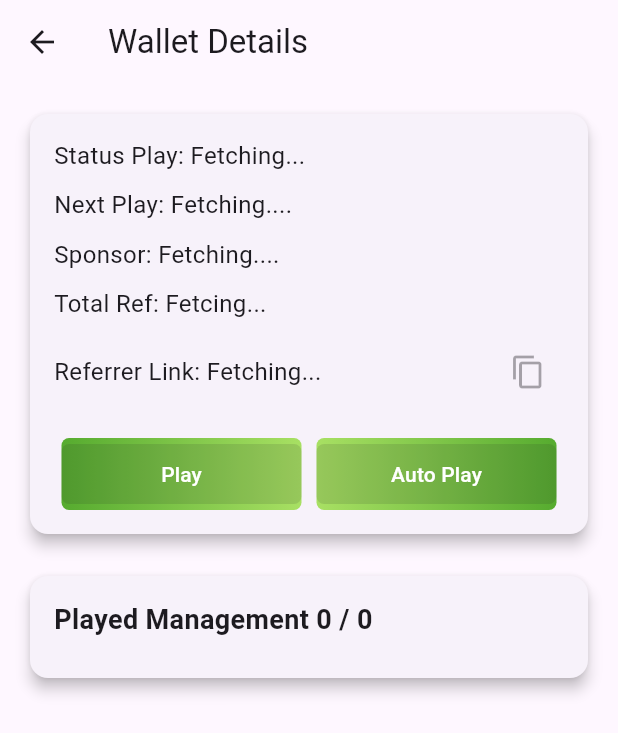
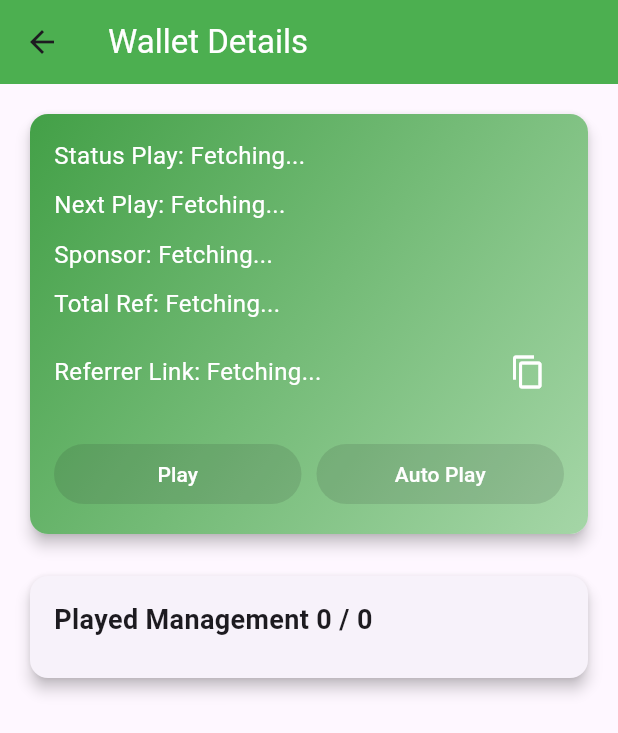
Before and after one commit to mryeu/cryptowallet, a Flutter app: the WalletDetailsPage screen opened directly with empty values, on a phone screen of 412 x 824 dp. Shown: the top 733 px of the screen. Run offline on Flutter 3.47's test engine with Material 3 defaults, Android fonts, the phone set to English and light mode, and no system bars; our stand-ins replace convex_bottom_bar, equatable, flutter_bloc, flutter_carousel_widget, flutter_dotenv, flutter_svg and 4 more; missing offline and left inert: bip32, bip39, dart:ffi, encrypt, pointycastle, web3dart; accounts and stored records are empty.

Commit message:
Initial commit

```diff
--- a/lib/WalletDetailsPage.dart
+++ b/lib/WalletDetailsPage.dart
@@ -203,6 +203,18 @@ class _WalletDetailsState extends State<WalletDetailsPage> {
         );
     }
   }
+  String _shortenReferrerLink(String? link) {
+    if (link == null || link.length < 10) {
+      return link ?? 'N/A';
+    }
+    return '${link.substring(0, 10)}...';
+  }
+  String _shortenAddress(String? address) {
+    if (address == null || address.length < 10) {
+      return address ?? 'N/A';
+    }
+    return '${address.substring(0, 5)}...${address.substring(address.length - 5)}';
+  }
 
   Future<void> _copyToClipboard(String? text) async {
     if (text != null && text.isNotEmpty) {
@@ -217,8 +229,13 @@ class _WalletDetailsState extends State<WalletDetailsPage> {
   Widget build(BuildContext context) {
     return Scaffold(
       appBar: AppBar(
-        title: const Text('Wallet Details'),
+        title: const Text(
+          'Wallet Details',
+          style: TextStyle(color: Colors.white),
         ),
+        backgroundColor: Colors.green,
+      ),
+
       body: Padding(
         padding: const EdgeInsets.all(16.0),
         child: ListView(
@@ -229,59 +246,87 @@ class _WalletDetailsState extends State<WalletDetailsPage> {
               shape: RoundedRectangleBorder(
                 borderRadius: BorderRadius.circular(12.0),
               ),
+              // Sử dụng Stack để chèn gradient background cho Card
+              child: Container(
+                decoration: BoxDecoration(
+                  gradient: LinearGradient(
+                    colors: [Colors.green[600]!, Colors.green[200]!],
+                    begin: Alignment.topLeft,
+                    end: Alignment.bottomRight,
+                  ),
+                  borderRadius: const BorderRadius.all(Radius.circular(12.0)), // Bo góc cho toàn bộ container
+                ),
                 child: Padding(
                   padding: const EdgeInsets.all(16.0),
                   child: Column(
                     crossAxisAlignment: CrossAxisAlignment.start,
                     children: [
-                    Text('Status Play: ${ isLoading ? 'Fetching...' :  wallet['isMember'] ? ( wallet['can_play'] ? 'Play' : 'Played') : "Can't Play"}', style: const TextStyle(fontSize: 16)),
+                      // Hiển thị trạng thái chơi
+                      Text(
+                        'Status Play: ${isLoading ? 'Fetching...' : wallet['isMember'] ? (wallet['can_play'] ? 'Play' : 'Played') : "Can't Play"}',
+                        style: const TextStyle(fontSize: 16, color: Colors.white),
+                      ),
                       const SizedBox(height: 10),
-                    Text('Next Play: ${ isLoading ? 'Fetching....' : wallet['next_play_time'] ?? 'N/A'}', style: const TextStyle(fontSize: 16)),
+
+                      // Hiển thị thời gian chơi tiếp theo
+                      Text(
+                        'Next Play: ${isLoading ? 'Fetching...' : wallet['next_play_time'] ?? 'N/A'}',
+                        style: const TextStyle(fontSize: 16, color: Colors.white),
+                      ),
                       const SizedBox(height: 10),
-                    Text('Sponsor: ${isLoading ? 'Fetching....' : wallet['sponsor'] ?? 'N/A'}', style: const TextStyle(fontSize: 16)),
+
+                      // Hiển thị sponsor với địa chỉ rút gọn
+                      Text(
+                        'Sponsor: ${isLoading ? 'Fetching...' : _shortenAddress(wallet['sponsor']) ?? 'N/A'}',
+                        style: const TextStyle(fontSize: 16, color: Colors.white),
+                      ),
                       const SizedBox(height: 10),
-                    Text('Total Ref: ${isLoading ? 'Fetcing...' : wallet['total_ref'] ?? 0}', style: const TextStyle(fontSize: 16)),
+
+                      // Hiển thị số lượng total ref
+                      Text(
+                        'Total Ref: ${isLoading ? 'Fetching...' : wallet['total_ref'] ?? 0}',
+                        style: const TextStyle(fontSize: 16, color: Colors.white),
+                      ),
                       const SizedBox(height: 10),
+
+                      // Hiển thị link rút gọn
                       Row(
                         children: [
                           Expanded(
-                          child: Text('Referrer Link: ${ isLoading ? 'Fetching...' : wallet['referrer_link'] ?? 'N/A'}', style: const TextStyle(fontSize: 16)),
+                            // Rút gọn referrer link 10 ký tự đầu tiên
+                            child: Text(
+                              'Referrer Link: ${isLoading ? 'Fetching...' : _shortenReferrerLink(wallet['referrer_link']) ?? 'N/A'}',
+                              style: const TextStyle(fontSize: 16, color: Colors.white),
+                            ),
                           ),
                           IconButton(
-                          icon: const Icon(Icons.copy),
-                          onPressed: wallet['is_member'] == true ?  () {
-                            // Copy referrer link to clipboard
+                            icon: const Icon(Icons.copy, color: Colors.white),
+                            onPressed: wallet['is_member'] == true
+                                ? () {
                               _copyToClipboard(wallet['referrer_link']);
-                          } : null,
+                            }
+                                : null,
                           ),
                         ],
                       ),
                       const SizedBox(height: 20),
+
+                      // Nút Play và Auto Play
                       Row(
                         mainAxisAlignment: MainAxisAlignment.spaceBetween,
                         children: [
                           // Button 1: Play/WaitPlay
                           Expanded(
                             child: Container(
-                            margin: const EdgeInsets.symmetric(horizontal: 5),
-                            decoration: BoxDecoration(
-                              gradient: const LinearGradient(
-                                colors: [Color(0xFF56AB2F),Color(0xFFA8E063) ], // Light green to dark green gradient
-                              ),
-                              borderRadius: BorderRadius.circular(5),
-                            ),
                               child: ElevatedButton(
-                                onPressed: !isLoading &&  wallet['can_play'] == true
+                                onPressed: !isLoading && wallet['can_play'] == true
                                     ? () {
                                   _onPlay();
                                 }
                                     : null,
                                 style: ElevatedButton.styleFrom(
-                                backgroundColor: Colors.transparent,
-                                shadowColor: Colors.transparent,
-                                shape: RoundedRectangleBorder(
-                                  borderRadius: BorderRadius.circular(5),
-                                ),
+                                  foregroundColor: Colors.white,
+                                  backgroundColor: Colors.green,
                                 ),
                                 child: Text(
                                   wallet['is_playing'] == true ? 'WaitPlay' : 'Play',
@@ -290,28 +335,20 @@ class _WalletDetailsState extends State<WalletDetailsPage> {
                               ),
                             ),
                           ),
-
+                          SizedBox(width: 10,),
                           // Button 2: Auto Play
                           Expanded(
                             child: Container(
-                            margin: const EdgeInsets.symmetric(horizontal: 5),
-                            decoration: BoxDecoration(
-                              gradient: const LinearGradient(
-                                colors: [Color(0xFFA8E063), Color(0xFF56AB2F)], // Light green to dark green gradient
-                              ),
-                              borderRadius: BorderRadius.circular(5),
-                            ),
                               child: ElevatedButton(
-                              onPressed: wallet['can_play'] == true ?  () {
+                                onPressed: wallet['can_play'] == true
+                                    ? () {
                                   _addAutoPlay(context);
-                                // Handle Auto Play action
-                              } : null,
+                                }
+                                    : null,
                                 style: ElevatedButton.styleFrom(
-                                backgroundColor: Colors.transparent,
-                                shadowColor: Colors.transparent,
-                                shape: RoundedRectangleBorder(
-                                  borderRadius: BorderRadius.circular(5),
-                                ),
+                                  foregroundColor: Colors.white,
+                                  backgroundColor: Colors.green,
+
                                 ),
                                 child: const Text(
                                   'Auto Play',
@@ -322,8 +359,8 @@ class _WalletDetailsState extends State<WalletDetailsPage> {
                           ),
                         ],
                       ),
-
                     ],
+                  ),
                 ),
               ),
             ),
@@ -352,40 +389,72 @@ class _WalletDetailsState extends State<WalletDetailsPage> {
                         var member = wallet['histories'][index];
                         bool isClaim = checkClaim(int.parse(member['timestamp']));
                         String timeClaim = formatTimeEnd(int.parse(member['timestamp']));
-                        print('=====> member $member ${wallet['histories']}');
+                        String shortTxID = member['TxID'].substring(0, 5);  // Rút gọn TxID còn 5 ký tự
+
                         return Padding(
                           padding: const EdgeInsets.symmetric(vertical: 8.0),
+                          child: Container(
+                            decoration: BoxDecoration(
+                              border: Border.all(
+                                color: member['info'][1] == true || !isClaim ? Colors.green : Colors.red, // Xanh nếu đã claim, đỏ nếu interactive
+                                width: 2.0,
+                              ),
+                              borderRadius: BorderRadius.circular(8), // Bo góc cho đường viền
+                            ),
+                            padding: const EdgeInsets.all(8.0),
+                            child: Row(
+                              children: [
+                                // Cột 1: Hiển thị index (#)
+                                Expanded(
+                                  flex: 1,  // Chiếm 1 phần
+                                  child: Text(
+                                    '#${index + 1}',
+                                    style: const TextStyle(fontWeight: FontWeight.bold),
+                                  ),
+                                ),
+                                // Cột 2: Chứa thông tin Played, TxID, và Time Claim
+                                Expanded(
+                                  flex: 5,  // Chiếm 3 phần
                                   child: Column(
                                     crossAxisAlignment: CrossAxisAlignment.start,
                                     children: [
-                              Text('Index: ${index + 1}, Played: ${member['info'][1] == true ? 'Claimed' : 'Played'}, TxID: ${member['TxID']}'),
-                              const SizedBox(height: 5),
-                              Text('Amount: ${31 + ((31 * member['info'][0]) / 100000)} USDT'),
-                              const SizedBox(height: 5),
-                              Text('Time claim: ${timeClaim}'),
-                              const SizedBox(height: 5),
-                              ElevatedButton(
-                                onPressed: isClaim ? () {
+                                      Text('Played: ${member['info'][1] == true ? 'Claimed' : 'Played'}'),
+                                      Text('TxID: $shortTxID'),  // Rút gọn TxID chỉ còn 5 ký tự
+                                      Text('Time claim: $timeClaim'),
+                                    ],
+                                  ),
+                                ),
+                                // Cột 3: Nút Action (Claim hoặc Claimed)
+                                Expanded(
+                                  flex: 3,  // Chiếm 1 phần
+                                  child: ElevatedButton(
+                                    onPressed: isClaim
+                                        ? () {
                                       _onClaim(member);
-                                } : null,
+                                    }
+                                        : null,
                                     style: ElevatedButton.styleFrom(
                                       backgroundColor: member['info'][1] == true
-                                      ? Colors.grey
-                                      : isClaim  == true
-                                      ? Colors.green
-                                      : Colors.orange,
+                                          ? Colors.orange // Màu cam khi đã Claimed
+                                          : isClaim == true
+                                          ? Colors.green // Màu xanh khi có thể Claim
+                                          : Colors.grey, // Màu xám khi không thể Claim
                                     ),
-                                child: Text(member['info'][1] == true
-                                    ? 'Claimed'
+                                    child: Text(
+                                      member['info'][1] == true
+                                          ? 'Claimed' // Hiển thị Claimed khi đã Claim
                                           : isClaim
-                                    ? 'Claim'
-                                    : 'Interactive'),
+                                          ? 'Claim' // Hiển thị Claim nếu có thể Claim
+                                          : 'Interactive',  style:  TextStyle(color: Colors.white),
+                                    ),
+                                  ),
                                 ),
                               ],
                             ),
+                          ),
                         );
                       },
-                    ),
+                    )
                   ],
                 ),
               ),
```
Also changed, not shown: 5 other files. Lines whose indentation alone changed are shown as unchanged.
